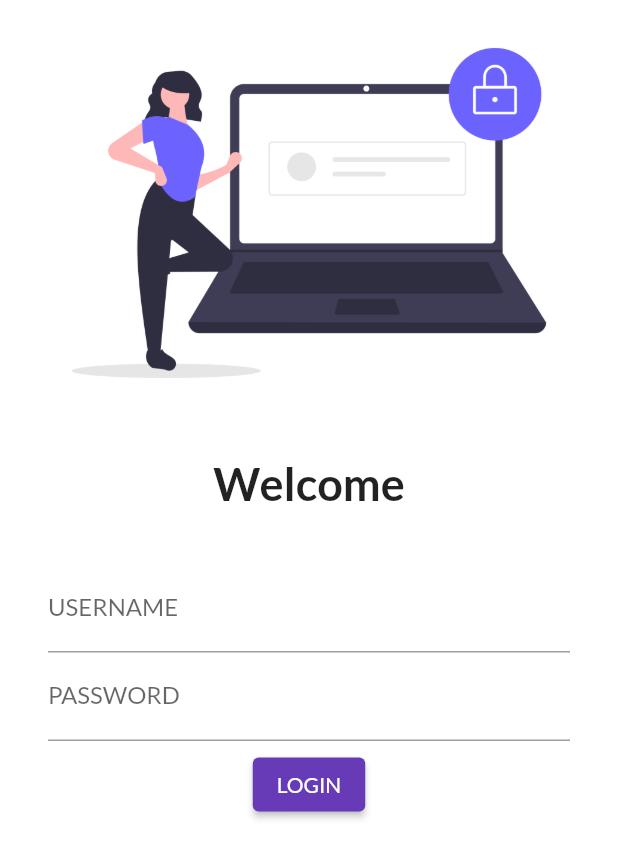
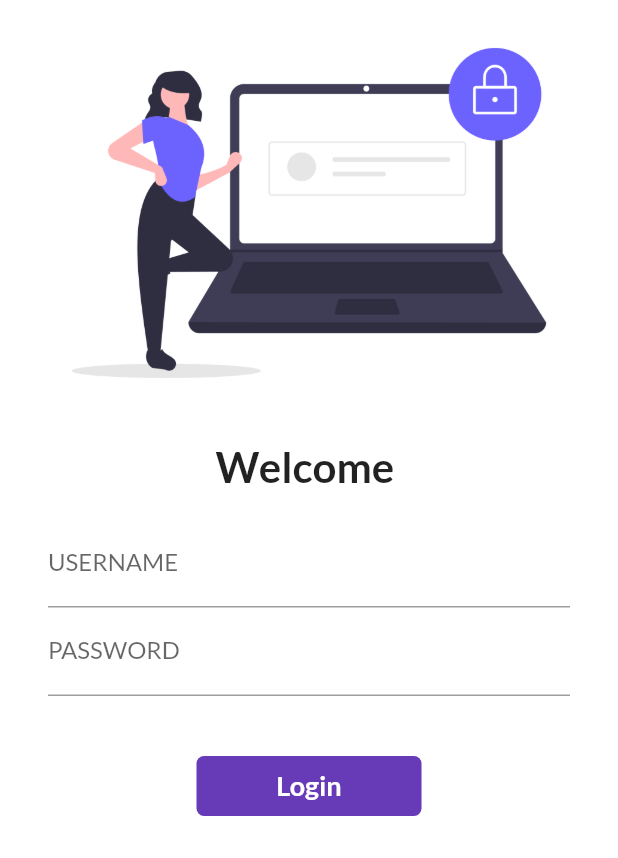
Before and after one commit to Eshan-Srivatava/30DaysOfFlutter, a Flutter app: the screen it shows after launch, on a phone screen of 412 x 824 dp. Shown: the top 858 px of the screen. Run offline on Flutter 3.47's test engine with Material 2 defaults, Android fonts, the phone set to English and light mode, and no system bars; our stand-ins replace google_fonts.

Commit message:
day 6 completed

```diff
--- a/lib/main.dart
+++ b/lib/main.dart
@@ -1,5 +1,7 @@
 import 'package:flutter/material.dart';
+import 'package:flutter_catalog/pages/home_page.dart';
 import 'package:flutter_catalog/pages/login_page.dart';
+import 'package:flutter_catalog/utils/routes.dart';
 import 'package:google_fonts/google_fonts.dart';
 
 void main() {
@@ -17,13 +19,15 @@ class MyApp extends StatelessWidget {
         primarySwatch: Colors.deepPurple,
         fontFamily: GoogleFonts.lato().fontFamily,
       ),
+      debugShowCheckedModeBanner: false,
       darkTheme: ThemeData(
         brightness: Brightness.dark,
       ),
+      initialRoute: "/",
       routes: {
         "/": (context) => LoginPage(),
-        "/home": (context) => LoginPage(),
-        "/login": (context) => LoginPage(),
+        MyRoutes.homeRoute: (context) => HomePage(),
+        MyRoutes.loginRoute: (context) => LoginPage(),
       },
     );
   }
--- a/lib/pages/login_page.dart
+++ b/lib/pages/login_page.dart
@@ -1,12 +1,19 @@
 import 'package:flutter/material.dart';
+import 'package:flutter_catalog/utils/routes.dart';
 
-class LoginPage extends StatelessWidget {
-  const LoginPage({Key? key}) : super(key: key);
+class LoginPage extends StatefulWidget {
+  @override
+  State<LoginPage> createState() => _LoginPageState();
+}
 
+class _LoginPageState extends State<LoginPage> {
+  String name = "";
+  bool changeButton = false;
   @override
   Widget build(BuildContext context) {
     return Material(
         color: Colors.white,
+        child: SingleChildScrollView(
           child: Column(
             children: [
               Image.asset(
@@ -14,23 +21,27 @@ class LoginPage extends StatelessWidget {
                 fit: BoxFit.cover,
               ),
               const SizedBox(
-              height: 20.0,
+                height: 10.0,
               ),
-            const Text(
-              "Welcome",
-              style: TextStyle(fontSize: 30, fontWeight: FontWeight.bold),
+              Text(
+                "Welcome $name",
+                style: TextStyle(fontSize: 28, fontWeight: FontWeight.bold),
               ),
               const SizedBox(
-              height: 20.0,
+                height: 2.0,
               ),
               Padding(
-              padding:
-                  const EdgeInsets.symmetric(vertical: 16.0, horizontal: 32.0),
+                padding: const EdgeInsets.symmetric(
+                    vertical: 16.0, horizontal: 32.0),
                 child: Column(
                   children: [
                     TextFormField(
                       decoration: const InputDecoration(
                           hintText: "enter username", labelText: "USERNAME"),
+                      onChanged: (value) {
+                        name = value;
+                        setState(() {});
+                      },
                     ),
                     TextFormField(
                       obscureText: true,
@@ -38,19 +49,57 @@ class LoginPage extends StatelessWidget {
                           hintText: "enter password", labelText: "PASSWORD"),
                     ),
                     const SizedBox(
-                    height: 5.0,
+                      height: 40.0,
                     ),
-                  ElevatedButton(
-                    child:  const Text("LOGIN"),
-                    style: TextButton.styleFrom(),
-                    onPressed: () {
-                      print("hii eshan");
+
+                    InkWell(
+                      onTap: () async {
+                        setState(() {
+                          changeButton = true;
+                        });
+                        await Future.delayed(Duration(seconds: 1));
+                        Navigator.pushNamed(context, MyRoutes.homeRoute);
                       },
-                  )
+                      child: AnimatedContainer(
+                        duration: Duration(seconds: 1),
+                        width: changeButton ? 50 : 150,
+                        height: 40,
+                        alignment: Alignment.center,
+                        // ignore: sort_child_properties_last
+                        child: changeButton
+                            ? Icon(Icons.done, color: Colors.white)
+                            : Text(
+                                "Login",
+                                style: TextStyle(
+                                    color: Colors.white,
+                                    fontWeight: FontWeight.bold,
+                                    fontSize: 18),
+                              ),
+                        decoration: BoxDecoration(
+                            color: Colors.deepPurple,
+                            // shape: changeButton
+                            //     ? BoxShape.circle
+                            //     : BoxShape.rectangle,
+                            borderRadius:
+                                BorderRadius.circular(changeButton ? 60 : 5)),
+                      ),
+                    ),
+
+                    // ElevatedButton(
+                    //   // ignore: sort_child_properties_last
+                    //   child: const Text(
+                    //     "LOGIN",
+                    //   ),
+                    //   style: TextButton.styleFrom(minimumSize: Size(150, 40)),
+                    //   onPressed: () {
+                    //     Navigator.pushNamed(context, MyRoutes.homeRoute);
+                    //   },
+                    //
                   ],
                 ),
               )
             ],
+          ),
         ));
   }
 }
--- /dev/null
+++ b/lib/utils/routes.dart
@@ -0,0 +1,4 @@
+class MyRoutes {
+  static String loginRoute = "/login";
+  static String homeRoute = "/home";
+}
```
Also changed, not shown: 1 other file. Lines whose indentation alone changed are shown as unchanged.
